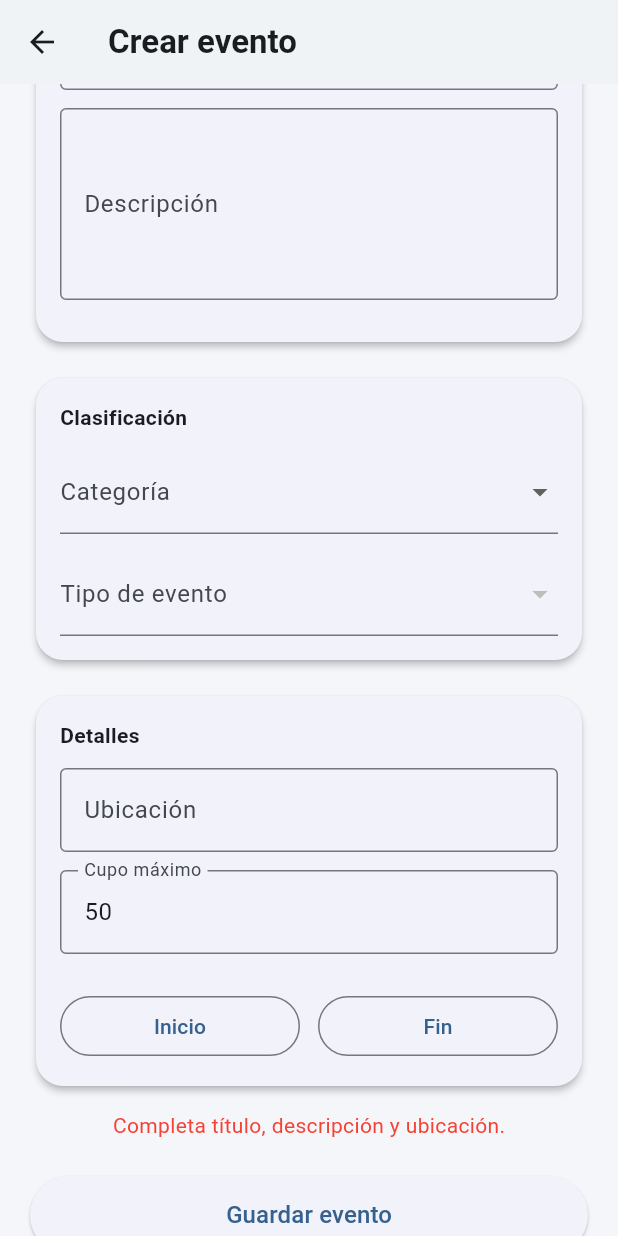
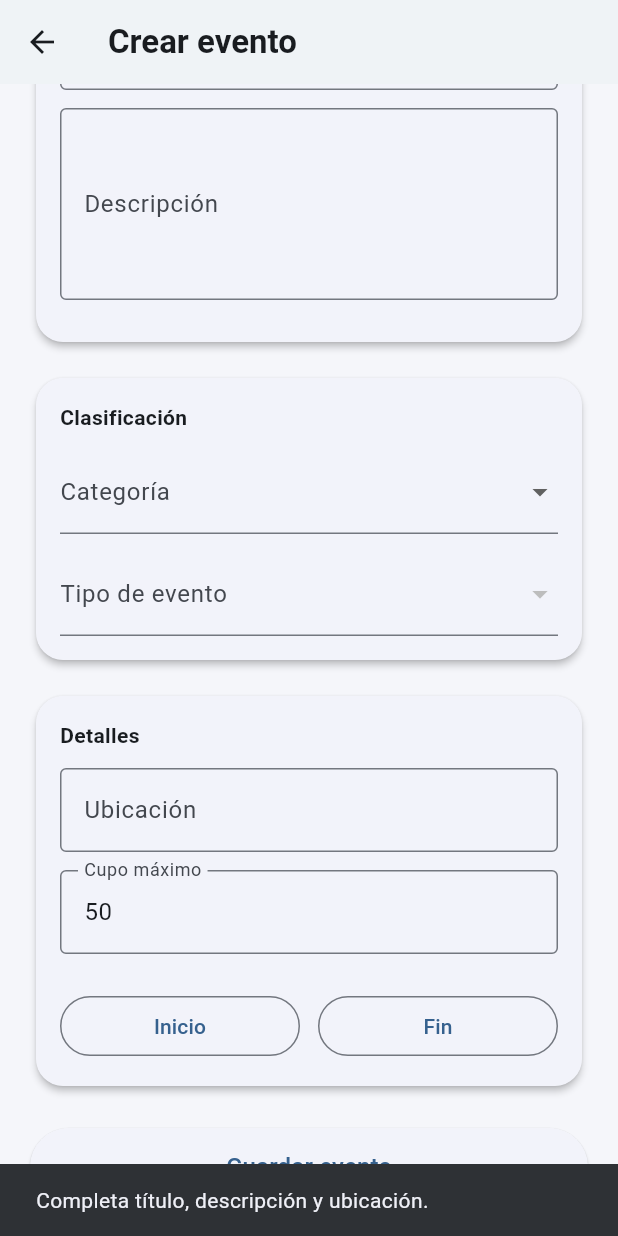
Before and after one commit to saidbl/proyecto_moviles, a Flutter app: the CreateEditEventScreen screen opened directly, scrolled down 334 dp, after a tap on "Guardar evento", on a phone screen of 412 x 824 dp. Run offline on Flutter 3.47's test engine with Material 3 defaults, Android fonts, the phone set to English and light mode, and no system bars; our stand-ins replace cloud_firestore, connectivity_plus, firebase_auth, firebase_core, firebase_storage, fl_chart and 2 more; missing offline and left inert: mobile_scanner; accounts and stored records are empty.

Commit message:
Solución del bug pantalla negra al crear eventos

```diff
--- a/lib/screens/events/create_edit_event_screen.dart
+++ b/lib/screens/events/create_edit_event_screen.dart
@@ -8,12 +8,16 @@ import '../../services/event_service.dart';
 
 class CreateEditEventScreen extends StatefulWidget {
   final EventModel? initial;
+  final VoidCallback? onEventSaved;
 
-  const CreateEditEventScreen({super.key, this.initial});
+  const CreateEditEventScreen({
+    super.key,
+    this.initial,
+    this.onEventSaved,
+  });
 
   @override
-  State<CreateEditEventScreen> createState() =>
-      _CreateEditEventScreenState();
+  State<CreateEditEventScreen> createState() => _CreateEditEventScreenState();
 }
 
 class _CreateEditEventScreenState
@@ -99,37 +103,70 @@ class _CreateEditEventScreenState
     );
   }
 
+  void _clearForm() {
+    titleCtrl.clear();
+    descCtrl.clear();
+    locationCtrl.clear();
+    capacityCtrl.text = '50';
+    setState(() {
+      imageFile = null;
+      startAt = null;
+      endAt = null;
+      category = null;
+      subcategory = null;
+    });
+  }
+
   Future<void> save() async {
-    setState(() {
-      loading = true;
-      error = null;
-    });
+    // 1. Ocultamos el teclado antes de hacer nada
+    FocusScope.of(context).unfocus();
 
-    try {
+    // 2. Validaciones básicas
     final title = titleCtrl.text.trim();
     final desc = descCtrl.text.trim();
     final loc = locationCtrl.text.trim();
     final cap = int.tryParse(capacityCtrl.text.trim()) ?? 0;
 
     if (title.isEmpty || desc.isEmpty || loc.isEmpty) {
-        throw Exception(
-            'Completa título, descripción y ubicación.');
+      ScaffoldMessenger.of(context).showSnackBar(
+        const SnackBar(content: Text('Completa título, descripción y ubicación.')),
+      );
+      return;
     }
     if (category == null || subcategory == null) {
-        throw Exception(
-            'Selecciona categoría y tipo de evento.');
+       ScaffoldMessenger.of(context).showSnackBar(
+        const SnackBar(content: Text('Selecciona categoría y tipo de evento.')),
+      );
+      return;
     }
     if (startAt == null || endAt == null) {
-        throw Exception('Selecciona fecha y hora.');
+       ScaffoldMessenger.of(context).showSnackBar(
+        const SnackBar(content: Text('Selecciona fecha y hora.')),
+      );
+      return;
     }
     if (!endAt!.isAfter(startAt!)) {
-        throw Exception(
-            'La hora fin debe ser posterior a la hora inicio.');
+       ScaffoldMessenger.of(context).showSnackBar(
+        const SnackBar(content: Text('La hora fin debe ser posterior a la de inicio.')),
+      );
+      return;
     }
     if (cap <= 0) {
-        throw Exception('El cupo debe ser mayor a 0.');
+       ScaffoldMessenger.of(context).showSnackBar(
+        const SnackBar(content: Text('El cupo debe ser mayor a 0.')),
+      );
+      return;
     }
 
+    // 3. Mostramos Diálogo de Carga (Bloquea la pantalla de forma segura)
+    showDialog(
+      context: context,
+      barrierDismissible: false,
+      builder: (context) => const Center(child: CircularProgressIndicator()),
+    );
+
+    try {
+      // 4. Llamada a Firebase
       if (widget.initial == null) {
         await service.createEvent(
           title: title,
@@ -157,14 +194,41 @@ class _CreateEditEventScreenState
         );
       }
 
-      if (!mounted) return;
-      Navigator.pop(context);
+      // 5. ÉXITO - LÓGICA DE SALIDA INTELIGENTE
+      if (mounted) {
+        // A. Cerramos el diálogo de carga
+        Navigator.of(context).pop();
+
+        if (widget.initial == null) {
+          // --- MODO CREAR (Estamos en un Tab) ---
+          _clearForm(); // Limpiamos campos
+
+          // Mostramos mensaje de éxito
+          ScaffoldMessenger.of(context).showSnackBar(
+            const SnackBar(
+              content: Text('¡Evento creado con éxito!'),
+              backgroundColor: Colors.green,
+            ),
+          );
+
+          // Ejecutamos la orden del padre para cambiar de pestaña
+          widget.onEventSaved?.call();
+        } else {
+          // --- MODO EDITAR (Estamos en una ventana nueva) ---
+          Navigator.of(context).pop(); // Cerramos la pantalla
+        }
+      }
+
     } catch (e) {
-      if (!mounted) return;
-      setState(() =>
-          error = e.toString().replaceFirst('Exception: ', ''));
-    } finally {
-      if (mounted) setState(() => loading = false);
+      if (mounted) {
+        Navigator.of(context).pop();
+        ScaffoldMessenger.of(context).showSnackBar(
+          SnackBar(
+            content: Text('Error: ${e.toString().replaceAll('Exception: ', '')}'),
+            backgroundColor: Colors.red,
+          ),
+        );
+      }
     }
   }
 
--- a/lib/screens/home_screen.dart
+++ b/lib/screens/home_screen.dart
@@ -80,7 +80,14 @@ NavigationDestination(
         } else if (isOrganizer) {
           pages = [
             MyEventsScreen(currentUid: u.uid),
-            const CreateEditEventScreen(),
+            CreateEditEventScreen(
+              onEventSaved: () {
+                setState(() {
+                  index = 0;
+                });
+              },
+            ),
+
             const ProfileScreen(),
             const OrganizerStatsScreen(),
           ];
@@ -95,7 +102,7 @@ NavigationDestination(
             EventListScreen(
               isAdmin: true,
               currentUid: u.uid,
-              canRegister: false, // ✅ admin NO se registra a eventos
+              canRegister: false,
             ),
             const AdminStatsScreen(),
             const ProfileScreen(),
```
Lines whose indentation alone changed are shown as unchanged.
